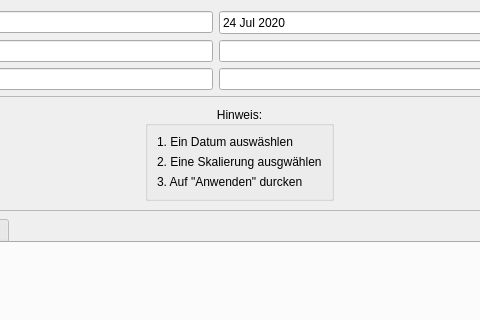
Above: src/bosnien.ui from JosephBisso/Starlink before the change; both pictures show x 284 to 764 and y 0 to 320 of the 1000 by 700 pixel window. Below: the same form after it.
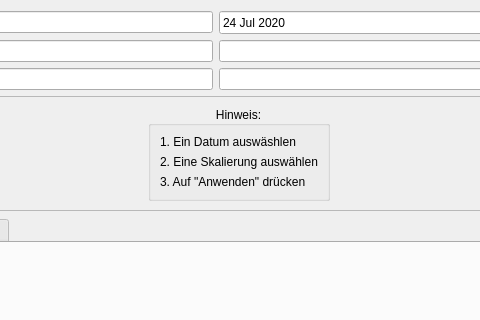
That is the form after the change.

```diff
--- a/src/bosnien.ui
+++ b/src/bosnien.ui
@@ -208,14 +208,14 @@
          <item row="1" column="0">
           <widget class="QLabel" name="label_2">
            <property name="text">
-            <string>2. Eine Skalierung ausgwählen</string>
+            <string>2. Eine Skalierung auswählen</string>
            </property>
           </widget>
          </item>
          <item row="2" column="0">
           <widget class="QLabel" name="label_3">
            <property name="text">
-            <string>3. Auf &quot;Anwenden&quot; durcken</string>
+            <string>3. Auf &quot;Anwenden&quot; drücken</string>
            </property>
           </widget>
          </item>
```
